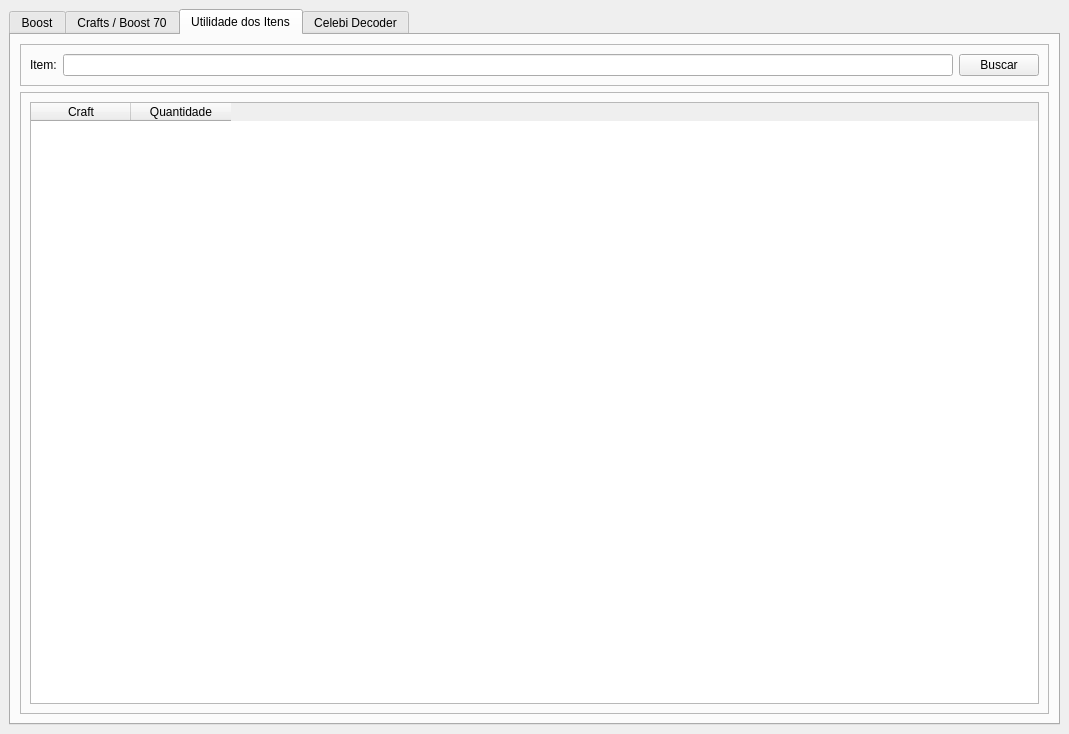
Above: main.ui from Kaaize/PokeXRocket before the change. Below: the same form after it.
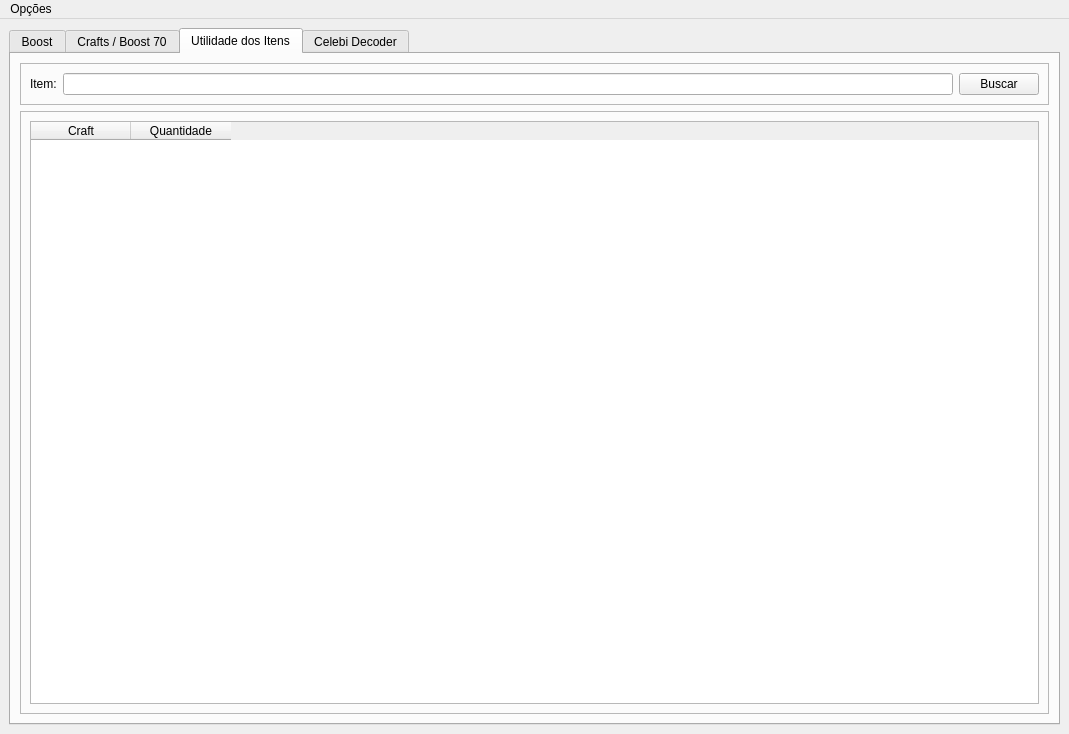
That is the form after the change. The open tabs and pages were chosen to show the change. Icons and pictures are not drawn.

```diff
--- a/main.ui
+++ b/main.ui
@@ -1218,6 +1218,37 @@
     </item>
    </layout>
   </widget>
+  <widget class="QMenuBar" name="menuBar">
+   <property name="geometry">
+    <rect>
+     <x>0</x>
+     <y>0</y>
+     <width>1069</width>
+     <height>21</height>
+    </rect>
+   </property>
+   <widget class="QMenu" name="menuAtualizar">
+    <property name="layoutDirection">
+     <enum>Qt::RightToLeft</enum>
+    </property>
+    <property name="tearOffEnabled">
+     <bool>false</bool>
+    </property>
+    <property name="title">
+     <string>Opções</string>
+    </property>
+    <property name="toolTipsVisible">
+     <bool>false</bool>
+    </property>
+    <addaction name="actionAtualizar"/>
+   </widget>
+   <addaction name="menuAtualizar"/>
+  </widget>
+  <action name="actionAtualizar">
+   <property name="text">
+    <string>Atualizar</string>
+   </property>
+  </action>
  </widget>
  <resources/>
  <connections/>
```
Left out of the diff: 8 changed lines with no effect on the pictures.
